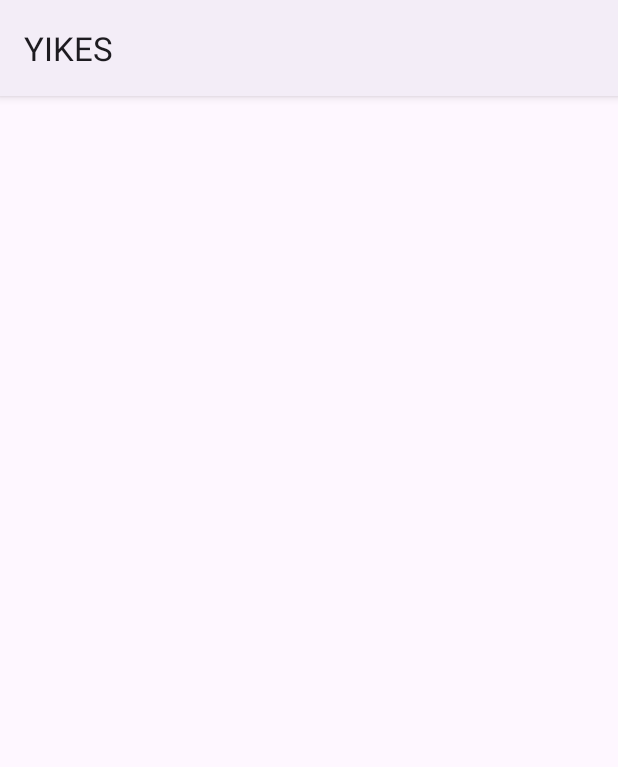
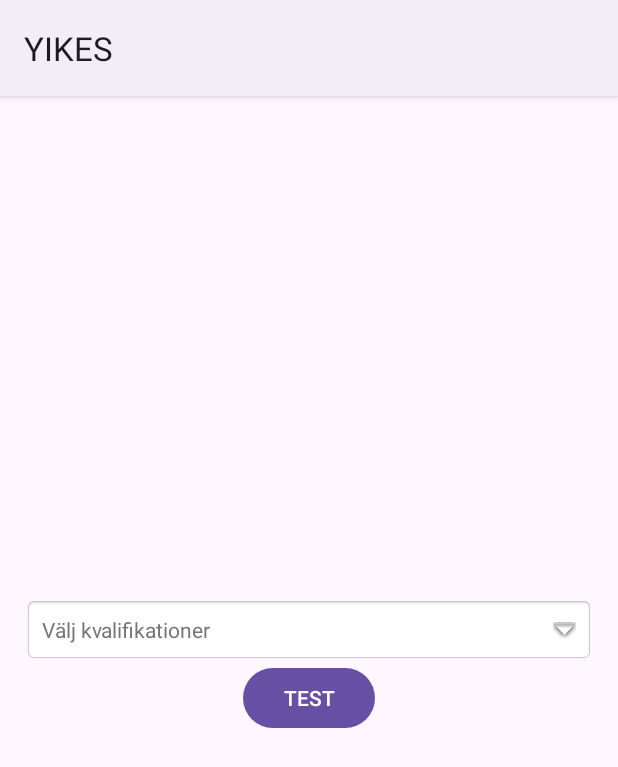
Before and after one commit to Jameslilja/DatingApp, an Android app: the TestEmpty screen opened directly, with no data from a screen before it, on a phone screen of 412 x 824 dp. Shown: the top 767 px of the screen. Run offline under Robolectric (Android 15) with nearby library versions, the phone set to English and light mode, and no system bars.

Commit message:
Intro to the search function
Added selection for qualifications so that we can use it to select what we want to search from in the future. Currently in a test class to keep it separate from the rest of the code.

```diff
--- a/app/src/main/res/layout/activity_test_empty.xml
+++ b/app/src/main/res/layout/activity_test_empty.xml
@@ -1,11 +1,32 @@
 <?xml version="1.0" encoding="utf-8"?>
-<LinearLayout xmlns:android="http://schemas.android.com/apk/res/android"
+<LinearLayout
+    xmlns:android="http://schemas.android.com/apk/res/android"
     xmlns:app="http://schemas.android.com/apk/res-auto"
     xmlns:tools="http://schemas.android.com/tools"
     android:layout_width="match_parent"
     android:layout_height="match_parent"
-    android:layout_gravity="center"
+    android:gravity="center"
     android:orientation="vertical"
-    tools:context=".TestEmpty">
+    android:padding="16dp"
+    tools:context=".MainActivity">
 
+    <!-- text view to display selected items-->
+    <TextView
+        android:id="@+id/textViewSelectQualificationsSearch"
+        android:layout_width="match_parent"
+        android:layout_height="wrap_content"
+        android:layout_centerInParent="true"
+        android:background="@android:drawable/editbox_background"
+        android:drawablePadding="16dp"
+        android:hint="@string/choose_qualifications"
+        android:padding="12dp"
+        android:textColorHint="#757575"
+        app:drawableRightCompat="@android:drawable/arrow_down_float" />
+
+    <Button
+        android:layout_width="wrap_content"
+        android:layout_height="wrap_content"
+        android:layout_centerHorizontal="true"
+        android:text="@string/test"
+        tools:ignore="SpeakableTextPresentCheck" />
 </LinearLayout>
--- a/app/src/main/res/values/strings.xml
+++ b/app/src/main/res/values/strings.xml
@@ -25,6 +25,7 @@
     <string name="response_test">Response</string>
     <string name="choose_preference">Välj preferenser</string>
     <string name="delete_account">Ta bort konto</string>
+    <string name="test">TEST</string>
 
     <string-array name="citiesInSwedenArray">
         <item> Alfta </item>
```
Also changed, not shown: app/src/main/java/com/example/datingapp/Login.java (+14 -2 lines), app/src/main/java/com/example/datingapp/TestEmpty.java (+123 -5 lines), app/src/main/java/com/example/datingapp/UpdateProfile.java (+2 -7 lines), app/src/main/res/layout/activity_login.xml (+9 -0 lines).
